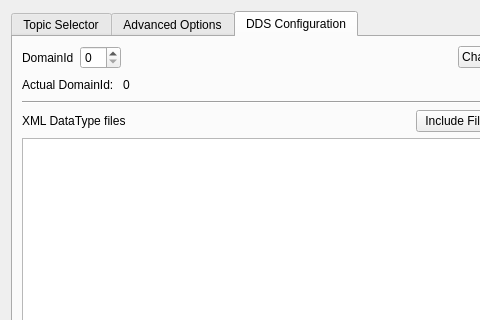
This is plugins/datastreamer_plugin/ui/topic_selection_dialog/dialogselecttopics.ui in eProsima/fastdds-visualizer-plugin as Qt 5 draws it before an edit; both pictures show x 0 to 480 and y 0 to 320 of the 906 by 641 pixel window. The edited form follows.
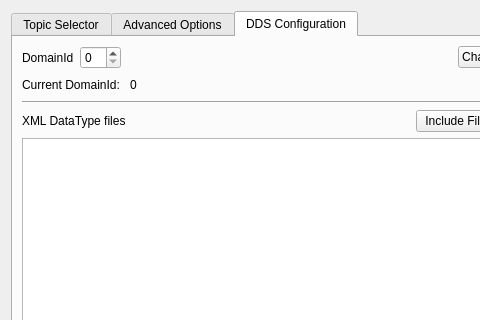
This is the edited form.

Patch:
```diff
--- a/plugins/datastreamer_plugin/ui/topic_selection_dialog/dialogselecttopics.ui
+++ b/plugins/datastreamer_plugin/ui/topic_selection_dialog/dialogselecttopics.ui
@@ -336,7 +336,7 @@
            <item>
             <widget class="QLabel" name="label_7">
              <property name="text">
-              <string>Actual DomainId: </string>
+              <string>Current DomainId: </string>
              </property>
             </widget>
            </item>
```
